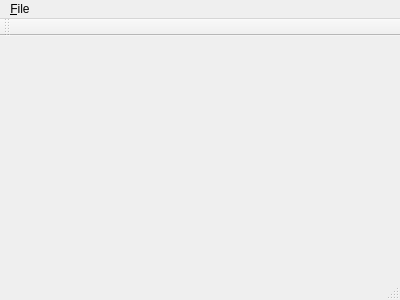
First picture: the form in src/pemainwindow.ui, repository shufameng/PictureEditorByQt, before the edit.
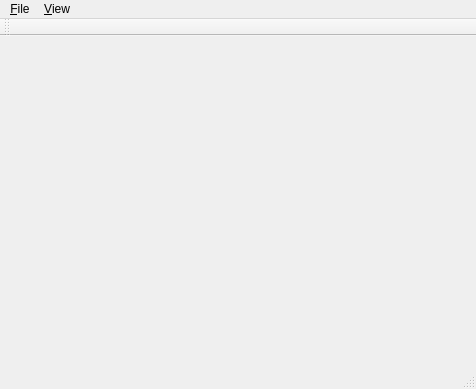
Second picture: the form after the edit.

The edit to the form file:
```diff
--- a/src/pemainwindow.ui
+++ b/src/pemainwindow.ui
@@ -6,8 +6,8 @@
    <rect>
     <x>0</x>
     <y>0</y>
-    <width>400</width>
-    <height>300</height>
+    <width>476</width>
+    <height>389</height>
    </rect>
   </property>
   <property name="windowTitle">
@@ -19,7 +19,7 @@
     <rect>
      <x>0</x>
      <y>0</y>
-     <width>400</width>
+     <width>476</width>
      <height>22</height>
     </rect>
    </property>
@@ -29,7 +29,13 @@
     </property>
     <addaction name="action_open_file"/>
    </widget>
+   <widget class="QMenu" name="menuView">
+    <property name="title">
+     <string>&amp;View</string>
+    </property>
+   </widget>
    <addaction name="menu_File"/>
+   <addaction name="menuView"/>
   </widget>
   <widget class="QToolBar" name="mainToolBar">
    <attribute name="toolBarArea">
```
